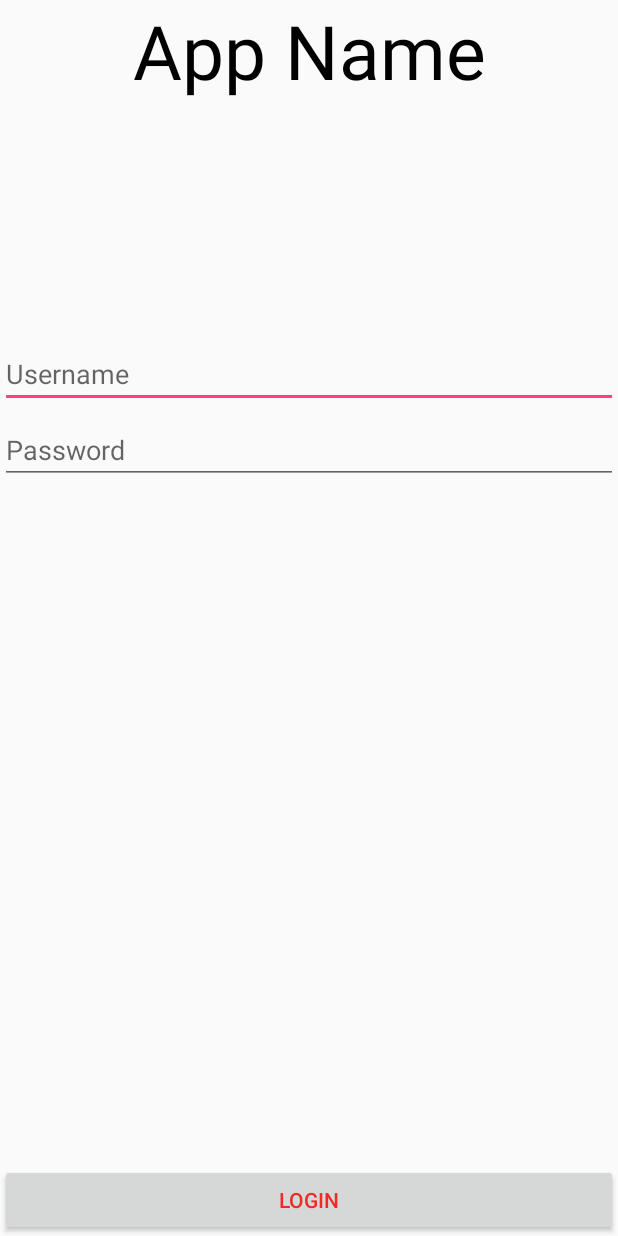
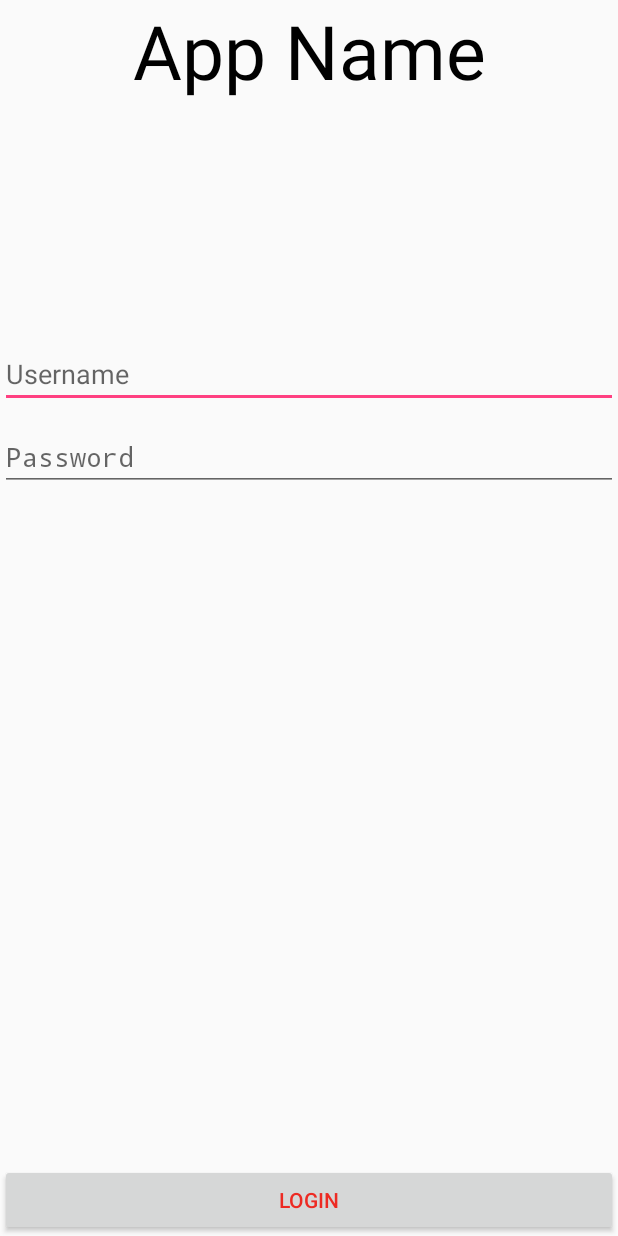
Before and after one commit to chrisIIT/IITHack, an Android app: the screen it shows after launch (Login), on a phone screen of 412 x 824 dp. Run offline under Robolectric (Android 15) with nearby library versions, the phone set to English and light mode, and no system bars.

Commit message:
edited login

```diff
--- a/X2/app/src/main/AndroidManifest.xml
+++ b/X2/app/src/main/AndroidManifest.xml
@@ -18,9 +18,10 @@
                 <category android:name="android.intent.category.LAUNCHER" />
             </intent-filter>
         </activity>
+
+        <activity android:name=".MainActivity"></activity>
         <activity android:name=".Create"></activity>
         <activity android:name=".EventData"></activity>
-        <activity android:name=".MainActivity"></activity>
     </application>
 
 </manifest>
--- a/X2/app/src/main/java/com/example/scoot/x2/MainActivity.java
+++ b/X2/app/src/main/java/com/example/scoot/x2/MainActivity.java
@@ -16,8 +16,8 @@ public class MainActivity extends AppCompatActivity {
     protected void onCreate(Bundle savedInstanceState) {
         super.onCreate(savedInstanceState);
         setContentView(R.layout.activity_main);
-        Toolbar toolbar = (Toolbar) findViewById(R.id.toolbar);
-        setSupportActionBar(toolbar);
+//        Toolbar toolbar = (Toolbar) findViewById(R.id.toolbar);
+//        setSupportActionBar(toolbar);
 
 //        FloatingActionButton fab = (FloatingActionButton) findViewById(R.id.fab);
 //        fab.setOnClickListener(new View.OnClickListener() {
--- a/X2/app/src/main/res/layout/activity_main.xml
+++ b/X2/app/src/main/res/layout/activity_main.xml
@@ -9,10 +9,6 @@
     <android.support.design.widget.AppBarLayout android:layout_height="wrap_content"
         android:layout_width="match_parent" android:theme="@style/AppTheme.AppBarOverlay">
 
-        <android.support.v7.widget.Toolbar android:id="@+id/toolbar"
-            android:layout_width="match_parent" android:layout_height="?attr/actionBarSize"
-            android:background="?attr/colorPrimary" app:popupTheme="@style/AppTheme.PopupOverlay" />
-
     </android.support.design.widget.AppBarLayout>
 
     <include layout="@layout/content_main" />
--- a/X2/app/src/main/res/layout/login.xml
+++ b/X2/app/src/main/res/layout/login.xml
@@ -19,16 +19,21 @@
         android:hint="Username"
         android:layout_below="@+id/textView"
         android:layout_alignParentStart="true"
-        android:layout_marginTop="159dp" />
+        android:layout_marginTop="159dp"
+        android:maxLines="1"
+        />
 
     <EditText
         android:id="@+id/password_textfield"
         android:layout_width="match_parent"
         android:layout_height="wrap_content"
         android:hint="Password"
-        android:layout_below="@+id/textView"
+        android:layout_below="@+id/username_textfield"
         android:layout_alignParentStart="true"
-        android:layout_marginTop="210dp" />
+        android:layout_marginTop="10dp"
+        android:password="true"
+        android:maxLines="1"
+        />
 
 
     <Button
@@ -38,7 +43,8 @@
         android:textColor="#ed2a23"
         android:id="@+id/loginButton"
         android:layout_alignParentBottom="true"
-        android:layout_alignParentStart="true" />
+        android:layout_alignParentStart="true"
+        android:onClick="goToEvents" />
 
 
 
```
Also changed, not shown: 11 other files.
